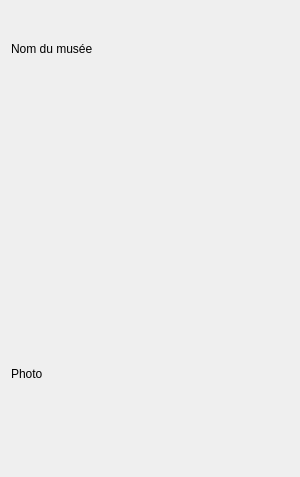
First picture: the form in GeoStation_Projet/museesmozaicwidget.ui, repository SoheibBiga/GeoStation, before the edit.
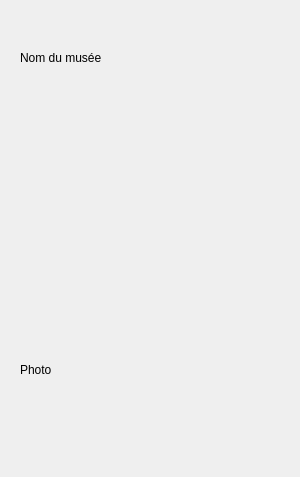
Second picture: the form after the edit. Custom widgets are drawn as their Qt base class.

Commit message: màj widgets

Diff of the .ui file:
```diff
--- a/GeoStation_Projet/museesmozaicwidget.ui
+++ b/GeoStation_Projet/museesmozaicwidget.ui
@@ -22,8 +22,11 @@
   <property name="styleSheet">
    <string notr="true">background-color: rgb( 	207, 181, 59);</string>
   </property>
-  <layout class="QVBoxLayout" name="verticalLayout_2">
-   <item>
+  <layout class="QGridLayout" name="gridLayout_3">
+   <item row="0" column="0">
+    <widget class="WidgetStyleSheet" name="widget" native="true">
+     <layout class="QGridLayout" name="gridLayout_2">
+      <item row="0" column="0">
     <layout class="QVBoxLayout" name="verticalLayout">
      <item>
       <widget class="QLabel" name="label_nomMusee">
@@ -109,6 +112,17 @@
    </item>
   </layout>
  </widget>
+   </item>
+  </layout>
+ </widget>
+ <customwidgets>
+  <customwidget>
+   <class>WidgetStyleSheet</class>
+   <extends>QWidget</extends>
+   <header>widgetstylesheet.h</header>
+   <container>1</container>
+  </customwidget>
+ </customwidgets>
  <resources/>
  <connections/>
 </ui>
```
Lines whose indentation alone changed are shown as unchanged. The commit also changes 1 other file.
